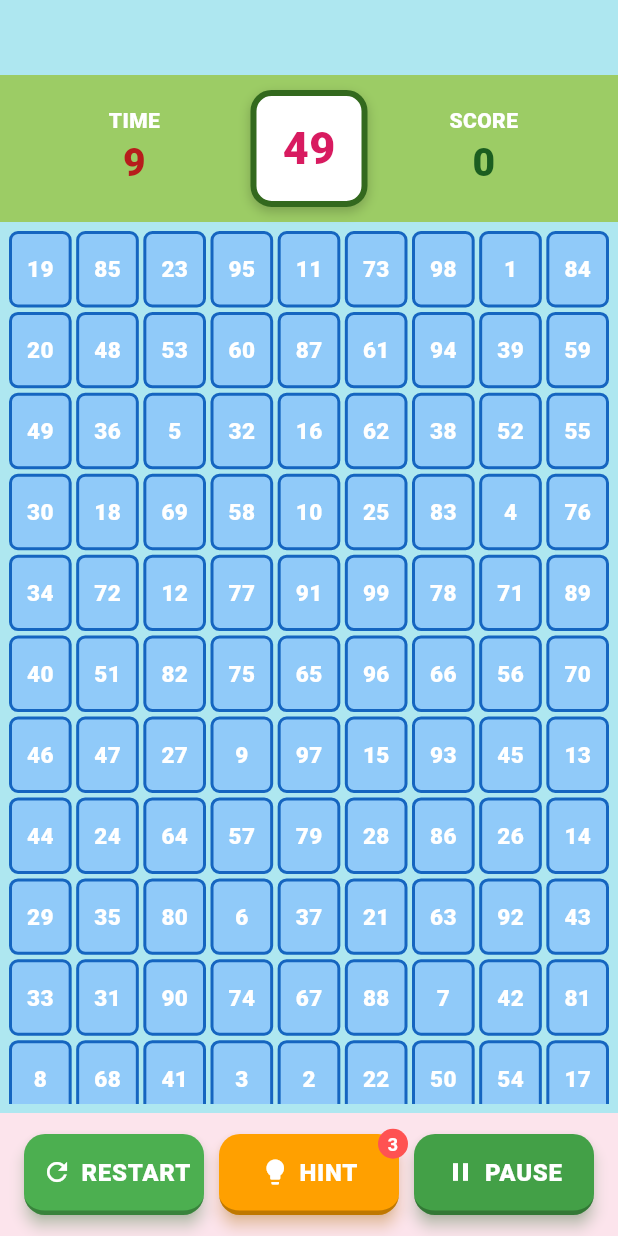
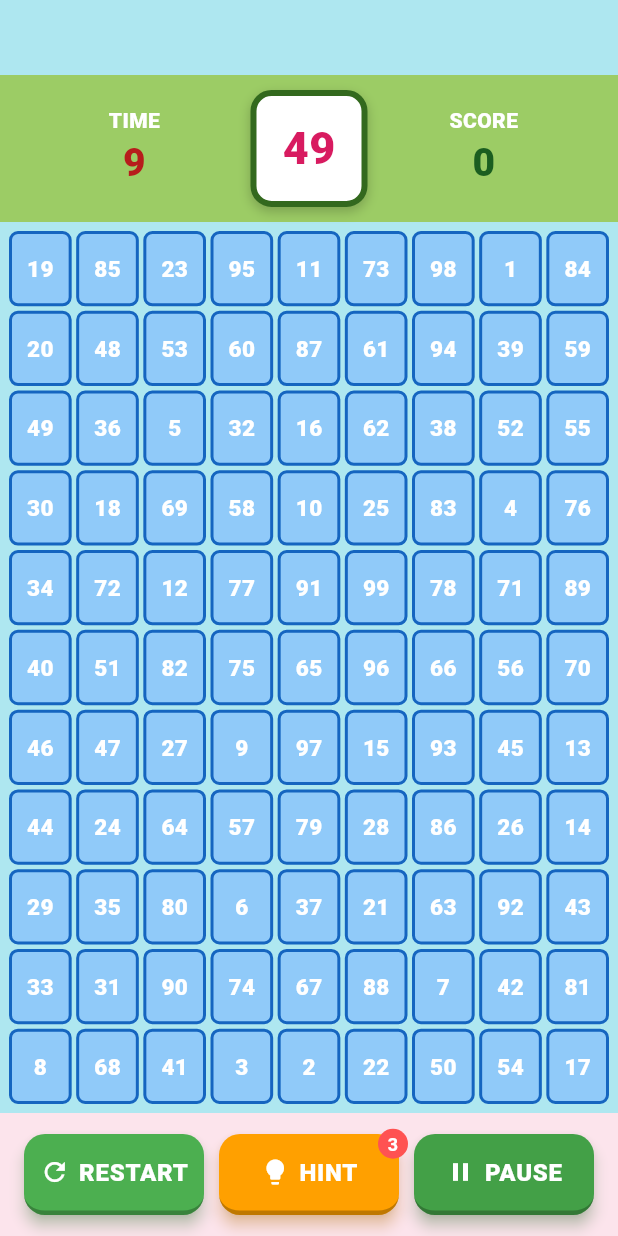
Before and after one commit to nttqn/number99-app, a Flutter app: the GameScreen screen opened directly, on a phone screen of 412 x 824 dp. Run offline on Flutter 3.47's test engine with Material 3 defaults, Android fonts, the phone set to English and light mode, and no system bars; drawn by our look-alikes of google_mobile_ads; our stand-ins replace shared_preferences; accounts and stored records are empty; network calls fail.

Commit message:
Fix grid overflow clipping the last row on real devices
The GridView used a fixed childAspectRatio (0.82), which sizes each
cell purely from available *width* — on the web-server test build
(where AdmobService.createBanner is a no-op, since google_mobile_ads
only supports Android/iOS) the Expanded grid area had extra headroom
that never showed the bug, but on a real device the real ~50-90px ad
banner eats into that space and the 11th row rendered past the bottom
of its Expanded box, clipped behind the button bar.

Switched to a LayoutBuilder that computes childAspectRatio from the
Expanded's actual available width *and* height, so the 9x11 grid
always exactly fills whatever space it's given — verified against a
much shorter viewport (390x700) to reproduce the constrained-height
case that a real ad banner creates.

Also wraps PillButton's icon+label Row in a FittedBox(scaleDown): the
longest label ("RESTART") was slightly wider than its button on a
narrow screen, overflowing past the Container's centered alignment
instead of shrinking, which is why RESTART specifically still looked
off-center after the earlier centering fix.

Co-Authored-By: Claude Sonnet 5 <noreply@anthropic.com>

```diff
--- a/lib/screens/game_screen.dart
+++ b/lib/screens/game_screen.dart
@@ -195,16 +195,27 @@ class _GameScreenState extends State<GameScreen> {
   }
 
   Widget _buildGrid() {
+    const spacing = 3.0;
     return Padding(
       padding: const EdgeInsets.all(6),
-      child: GridView.builder(
+      child: LayoutBuilder(
+        builder: (context, constraints) {
+          // Size each cell so the fixed 9x11 grid exactly fills the space
+          // this Expanded gives it — a fixed childAspectRatio (the previous
+          // approach) sizes rows off the available *width* only, so on a
+          // screen where the HUD/ad-banner/bottom-bar leave less height
+          // than that produces, the last row(s) render past the bottom of
+          // this box and get clipped behind the button bar.
+          final cellWidth = (constraints.maxWidth - spacing * (_gridCols - 1)) / _gridCols;
+          final cellHeight = (constraints.maxHeight - spacing * (_gridRows - 1)) / _gridRows;
+          return GridView.builder(
             physics: const NeverScrollableScrollPhysics(),
             itemCount: _totalNumbers,
-        gridDelegate: const SliverGridDelegateWithFixedCrossAxisCount(
+            gridDelegate: SliverGridDelegateWithFixedCrossAxisCount(
               crossAxisCount: _gridCols,
-          childAspectRatio: 0.82,
-          crossAxisSpacing: 3,
-          mainAxisSpacing: 3,
+              childAspectRatio: cellWidth / cellHeight,
+              crossAxisSpacing: spacing,
+              mainAxisSpacing: spacing,
             ),
             itemBuilder: (context, index) {
               final value = _board[index];
@@ -219,6 +230,8 @@ class _GameScreenState extends State<GameScreen> {
                 wrongFlash: isWrong,
                 correctFlash: isCorrectFlash,
                 onTap: () => _onCellTap(index),
+              );
+            },
           );
         },
       ),
--- a/lib/widgets/pill_button.dart
+++ b/lib/widgets/pill_button.dart
@@ -34,7 +34,7 @@ class PillButton extends StatelessWidget {
             borderRadius: BorderRadius.circular(14),
             onTap: onPressed,
             child: Container(
-              padding: const EdgeInsets.symmetric(vertical: 14, horizontal: 12),
+              padding: const EdgeInsets.symmetric(vertical: 14, horizontal: 8),
               alignment: Alignment.center,
               decoration: BoxDecoration(
                 borderRadius: BorderRadius.circular(14),
@@ -42,6 +42,14 @@ class PillButton extends StatelessWidget {
                   bottom: BorderSide(color: Colors.black.withValues(alpha: 0.25), width: 3),
                 ),
               ),
+              // FittedBox guarantees the icon+label never overflows the
+              // button on a narrow screen — an unscaled Row whose content
+              // is just slightly wider than the button (e.g. "RESTART",
+              // the longest label) clips on the right instead of shrinking,
+              // which defeats the Container's centering and reads as
+              // "text not centered".
+              child: FittedBox(
+                fit: BoxFit.scaleDown,
                 child: Row(
                   mainAxisSize: MainAxisSize.min,
                   mainAxisAlignment: MainAxisAlignment.center,
@@ -60,6 +68,7 @@ class PillButton extends StatelessWidget {
                       ),
                     ),
                   ],
+                ),
               ),
             ),
           ),
```
Lines whose indentation alone changed are shown as unchanged.
